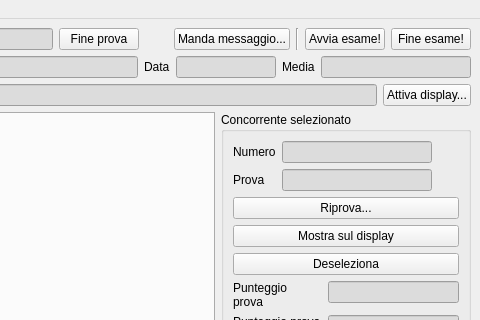
Above: ui/mainwindow.ui from nferruzzi/giudice-server before the change; both pictures show x 320 to 800 and y 0 to 320 of the 800 by 642 pixel window. Below: the same form after it.
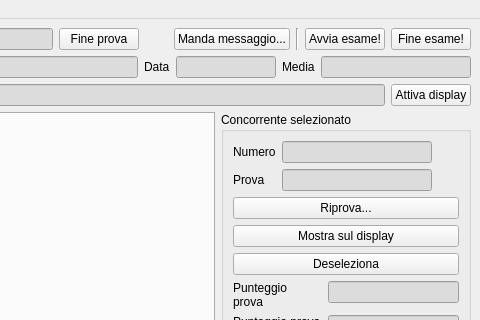
That is the form after the change.

The edit to the form file:
```diff
--- a/ui/mainwindow.ui
+++ b/ui/mainwindow.ui
@@ -227,7 +227,7 @@
       <item>
        <widget class="QPushButton" name="connectDisplay">
         <property name="text">
-         <string>Attiva display...</string>
+         <string>Attiva display</string>
         </property>
        </widget>
       </item>
```
